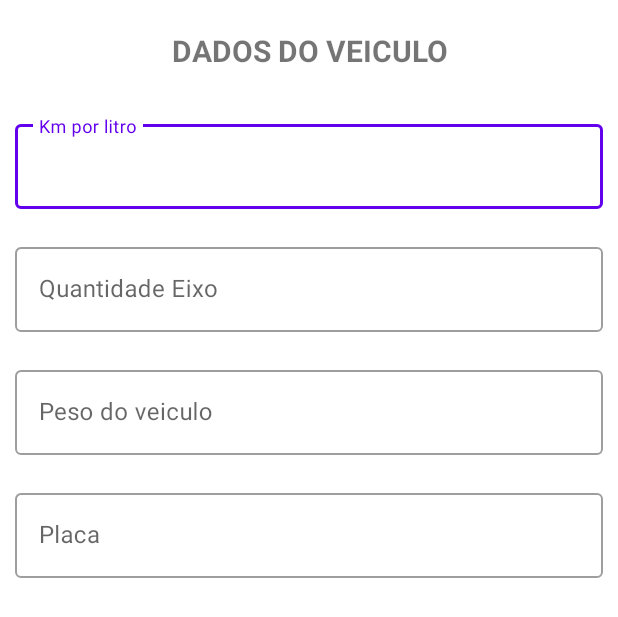
After one commit to luizsfl/custoFrete, an Android app: the layout dialogo_dados_veiculo.xml on its own in the app's theme, with its tools: preview values and no code run, on a phone screen of 412 x 824 dp. The commit adds this screen. Shown: the top 617 px of the screen. Run offline under Robolectric (Android 15) with nearby library versions, the phone set to English and light mode, and no system bars.

Commit message:
Criado layout dos dados do veiculo
Criado layout dos dados do veiculo

```diff
--- a/app/src/main/java/com/example/custofrete/presentation/entrega/EntregaFragment.kt
+++ b/app/src/main/java/com/example/custofrete/presentation/entrega/EntregaFragment.kt
@@ -1,11 +1,14 @@
 package com.example.custofrete.presentation.entrega
 
+import android.content.Context
 import android.os.Bundle
 import android.view.LayoutInflater
 import android.view.View
 import android.view.ViewGroup
+import androidx.appcompat.app.AlertDialog
 import androidx.fragment.app.Fragment
 import androidx.navigation.fragment.findNavController
+import com.example.custofrete.R
 import com.example.custofrete.databinding.FragmentEntregaBinding
 
 class EntregaFragment : Fragment() {
@@ -20,6 +23,10 @@ class EntregaFragment : Fragment() {
         _binding = FragmentEntregaBinding.inflate(inflater, container, false)
         val root: View = binding.root
 
+        binding.btDadosVeiculo.setOnClickListener {
+            dadosVeiculo(requireContext())
+        }
+
         binding.btCalcular.setOnClickListener {
             val action = EntregaFragmentDirections.actionEntregaFragmentToCalculoFragment()
             findNavController().navigate(action)
@@ -27,5 +34,40 @@ class EntregaFragment : Fragment() {
 
         return root
     }
+    private fun dadosVeiculo(contextTela : Context){
+
+        val builder = AlertDialog.Builder(contextTela!!)
+
+        val view: View
+        val inflater = contextTela!!.getSystemService(Context.LAYOUT_INFLATER_SERVICE) as LayoutInflater
+        view = inflater.inflate(R.layout.dialogo_dados_veiculo,null)
+
+       // val spState = view.findViewById<Spinner>(R.id.spStateSearch)
+
+
+        builder.setView(view)
+
+        builder.setPositiveButton("OK") { dialog, which -> }
+
+        builder.setNegativeButton("Cancel", null)
+
+
+        val dialog = builder.create()
+
+        dialog.setOnShowListener {
+            val button = dialog.getButton(AlertDialog.BUTTON_POSITIVE)
+            button.setOnClickListener {
+
+
+//                if(position <= 0 ){
+//                    val text = "Selecione uma cidade"
+//                    tvCity.setError(text)
+//                }else{
+//                    dialog.dismiss()
+//                }
+            }
+        }
+        dialog.show()
+    }
 
 }
--- /dev/null
+++ b/app/src/main/res/layout/dialogo_dados_veiculo.xml
@@ -0,0 +1,89 @@
+<?xml version="1.0" encoding="utf-8"?>
+<androidx.constraintlayout.widget.ConstraintLayout xmlns:android="http://schemas.android.com/apk/res/android"
+    xmlns:tools="http://schemas.android.com/tools"
+    android:layout_width="match_parent"
+    android:layout_height="match_parent"
+    xmlns:app="http://schemas.android.com/apk/res-auto">
+
+    <LinearLayout
+        android:layout_width="match_parent"
+        android:layout_height="match_parent"
+        app:layout_constraintStart_toStartOf="parent"
+        app:layout_constraintTop_toTopOf="parent"
+        android:orientation="vertical"
+        >
+        <TextView
+            android:id="@+id/textView"
+            android:layout_width="match_parent"
+            android:layout_height="wrap_content"
+            android:text="DADOS DO VEICULO"
+            android:gravity="center"
+            android:textSize="20dp"
+            android:textStyle="bold"
+            android:layout_margin="20dp"
+            app:layout_constraintStart_toStartOf="parent"
+            app:layout_constraintTop_toTopOf="parent"
+            app:layout_constraintEnd_toEndOf="parent"
+            app:layout_constraintBottom_toBottomOf="parent"
+            />
+
+        <com.google.android.material.textfield.TextInputLayout
+            android:id="@+id/outlinedTextField"
+            android:layout_width="match_parent"
+            android:layout_height="wrap_content"
+            android:layout_margin="10dp"
+            android:hint="Km por litro"
+            style="@style/Widget.MaterialComponents.TextInputLayout.OutlinedBox">
+
+            <com.google.android.material.textfield.TextInputEditText
+                android:layout_width="match_parent"
+                android:layout_height="wrap_content"
+                />
+        </com.google.android.material.textfield.TextInputLayout>
+
+        <com.google.android.material.textfield.TextInputLayout
+            android:id="@+id/outlinedTextField1"
+            android:layout_width="match_parent"
+            android:layout_height="wrap_content"
+            android:layout_margin="10dp"
+            android:hint="Quantidade Eixo"
+            style="@style/Widget.MaterialComponents.TextInputLayout.OutlinedBox">
+
+            <com.google.android.material.textfield.TextInputEditText
+                android:layout_width="match_parent"
+                android:layout_height="wrap_content"
+                />
+        </com.google.android.material.textfield.TextInputLayout>
+
+        <com.google.android.material.textfield.TextInputLayout
+            android:id="@+id/outlinedTextField2"
+            android:layout_width="match_parent"
+            android:layout_height="wrap_content"
+            android:layout_margin="10dp"
+            android:hint="Peso do veiculo"
+            style="@style/Widget.MaterialComponents.TextInputLayout.OutlinedBox">
+
+            <com.google.android.material.textfield.TextInputEditText
+                android:layout_width="match_parent"
+                android:layout_height="wrap_content"
+                />
+        </com.google.android.material.textfield.TextInputLayout>
+
+        <com.google.android.material.textfield.TextInputLayout
+            android:id="@+id/outlinedTextField3"
+            android:layout_width="match_parent"
+            android:layout_height="wrap_content"
+            android:layout_margin="10dp"
+            android:hint="Placa"
+            style="@style/Widget.MaterialComponents.TextInputLayout.OutlinedBox">
+
+            <com.google.android.material.textfield.TextInputEditText
+                android:layout_width="match_parent"
+                android:layout_height="wrap_content"
+                />
+        </com.google.android.material.textfield.TextInputLayout>
+
+
+    </LinearLayout>
+
+</androidx.constraintlayout.widget.ConstraintLayout>
```
